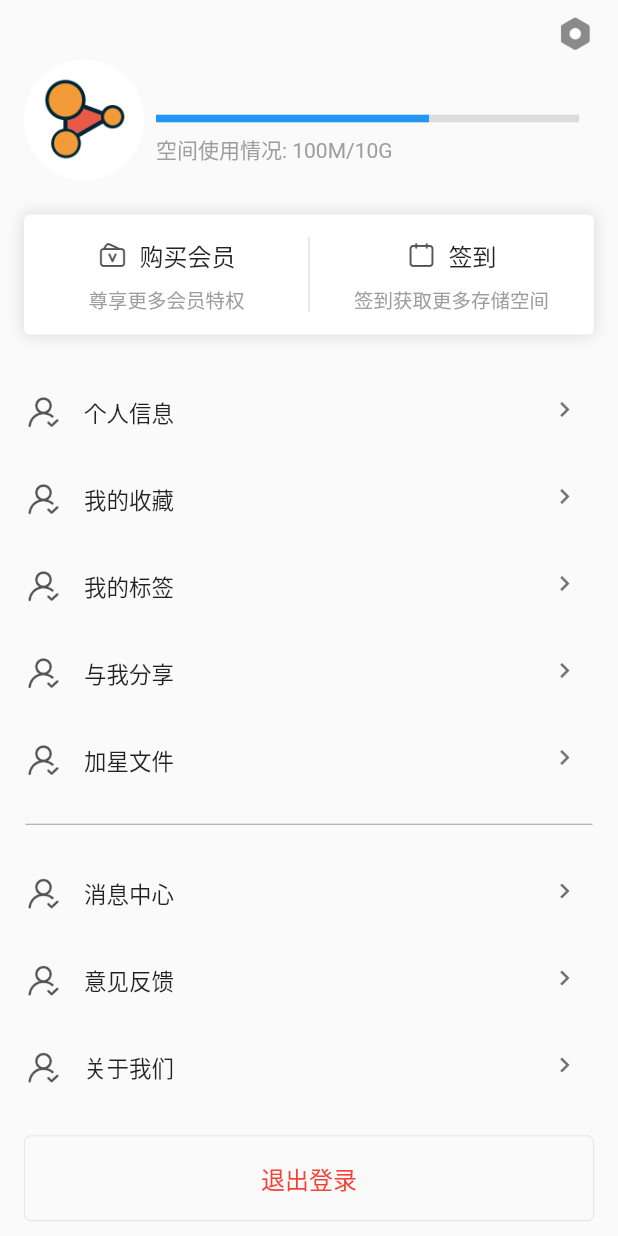
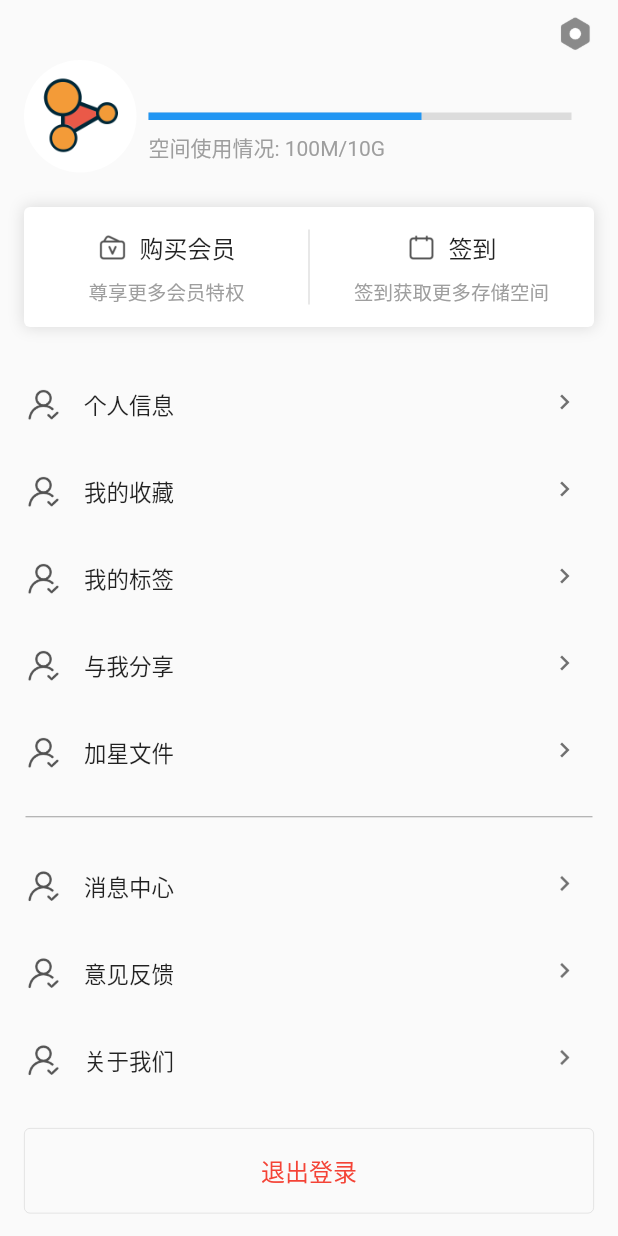
Before and after one commit to hatjs880328s/IICoprationCrossPlt, a Flutter app: the PersonCenter screen opened directly, on a phone screen of 412 x 824 dp. Run offline on Flutter 3.47's test engine with Material 2 defaults, Android fonts, the phone set to English and light mode, and no system bars; our stand-ins replace convert, dio, fluttertoast, matcher, shared_preferences and 1 more; missing offline and left inert: aspectd, dart:ffi, fish_redux, mailer2, quill_delta, sharesdk_plugin and 1 more; accounts and stored records are empty; generated files the repository leaves out were written again.

Commit message:
版本:
更新内容：

Author: Noah_shan

```diff
--- a/rebuild_flutter/lib/USL/CoperationGroup/coperationgroup.dart
+++ b/rebuild_flutter/lib/USL/CoperationGroup/coperationgroup.dart
@@ -47,10 +47,10 @@ class CoperationGroupState extends State<CoperationGroup>
                 children: {
                   "0": Padding(
                     padding: EdgeInsets.all(4),
-                    child: Text('  协作组  ', style: TextStyle(color: Colors.black, fontSize: 17, fontWeight: FontWeight.w400))),
+                    child: Text('  协作组  ', style: TextStyle(color: Colors.black, fontSize: 17, fontWeight: FontWeight.w500))),
                   "1": Padding(
                     padding: EdgeInsets.all(4),
-                    child: Text('消息', style: TextStyle(color: Colors.black, fontSize: 17, fontWeight: FontWeight.w400)))},
+                    child: Text('消息', style: TextStyle(color: Colors.black, fontSize: 17, fontWeight: FontWeight.w500)))},
                 onValueChanged: (keys) {
                   setState(() {
                     this.segmentkey = keys;
--- a/rebuild_flutter/lib/USL/FolderPage/folderpage.dart
+++ b/rebuild_flutter/lib/USL/FolderPage/folderpage.dart
@@ -70,7 +70,7 @@ class FolderPageState extends State<FolderPage>
         elevation: 0,
         title: Text('文件夹',
             style:
-                TextStyle(fontSize: 20, fontFamily: NSNormalConfig.fontFamily)),
+                TextStyle(fontSize: 18, fontFamily: NSNormalConfig.fontFamily)),
         actions: <Widget>[
           Transform.rotate(
               angle: curve.value * pi,
--- a/rebuild_flutter/lib/USL/NewFile/newestfile.dart
+++ b/rebuild_flutter/lib/USL/NewFile/newestfile.dart
@@ -82,7 +82,7 @@ class NewestFileState extends State<NewestFile>
         automaticallyImplyLeading: widget.isNewset ? false : true,
         title: Text(
           widget.titleInfo,
-           style: TextStyle(fontSize: 20, fontFamily: NSNormalConfig.fontFamily)),
+           style: TextStyle(fontSize: 18, fontFamily: NSNormalConfig.fontFamily)),
         elevation: 0,
         actions: <Widget>[
           Transform.rotate(
--- a/rebuild_flutter/lib/USL/PersonCenter/personcenterheader.dart
+++ b/rebuild_flutter/lib/USL/PersonCenter/personcenterheader.dart
@@ -33,12 +33,15 @@ class PersonCenterHeader extends StatelessWidget {
               children: <Widget>[
                 //头像
                 Container(
-                  width: 80,
-                  height: 80,
+                  width: 75,
+                  height: 75,
                   decoration: BoxDecoration(
                     borderRadius: BorderRadius.circular(40),
                     image: DecorationImage(
-                        image: AssetImage("images/cop_128.png"),
+                        image: this.model == null ? Image(image: AssetImage("images/cop_128.png")).image :
+                        this.model.icon.contains("http")
+                        ? NetworkImage('${this.model.icon}')
+                        : Image(image: AssetImage("images/cop_128.png")).image,
                         fit: BoxFit.cover),
                   ),
                 ),
@@ -50,7 +53,7 @@ class PersonCenterHeader extends StatelessWidget {
                         //名字
                         Text(this.model == null ? "" : this.model.nickname,
                             style:
-                                TextStyle(fontSize: 16, color: Colors.black)),
+                                TextStyle(fontSize: 18, color: Colors.black, fontWeight: FontWeight.w600,)),
                         //用量
                         Container(
                             margin: EdgeInsets.fromLTRB(0, 8, 0, 8),
--- a/rebuild_flutter/lib/UTI/COMPONENT/NSActionSheet/nsactionfield.dart
+++ b/rebuild_flutter/lib/UTI/COMPONENT/NSActionSheet/nsactionfield.dart
@@ -48,6 +48,7 @@ class NSActionField extends StatelessWidget {
               "取消",
               style: TextStyle(
                   fontSize: 16,
+                  fontWeight: FontWeight.w500,
                   fontFamily: NSNormalConfig.fontFamily,
                   decoration: TextDecoration.none),
               textAlign: TextAlign.center,
@@ -65,6 +66,7 @@ class NSActionField extends StatelessWidget {
               confirmStr,
               style: TextStyle(
                   fontSize: 16,
+                  fontWeight: FontWeight.w500,
                   fontFamily: NSNormalConfig.fontFamily,
                   decoration: TextDecoration.none,
                   color: Colors.black),
--- a/rebuild_flutter/lib/UTI/COMPONENT/NSActionSheet/nsactionsheet.dart
+++ b/rebuild_flutter/lib/UTI/COMPONENT/NSActionSheet/nsactionsheet.dart
@@ -22,6 +22,7 @@ class NSActionSheet extends StatelessWidget {
             "取消",
             style: TextStyle(
                 fontSize: 16,
+                fontWeight: FontWeight.w500,
                 fontFamily: NSNormalConfig.fontFamily,
                 decoration: TextDecoration.none),
             textAlign: TextAlign.center,
@@ -52,6 +53,7 @@ class NSActionSheet extends StatelessWidget {
           child: Text("新建书架",
               style: TextStyle(
                   fontSize: 15,
+                  fontWeight: FontWeight.w400,
                   decoration: TextDecoration.none,
                   color: Colors.black,
                   fontFamily: NSNormalConfig.fontFamily),
```
